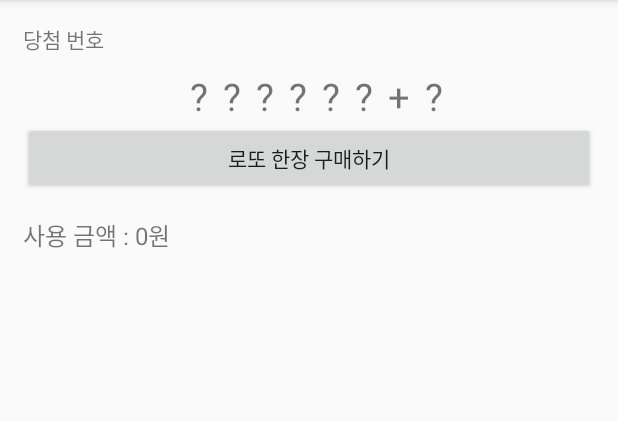
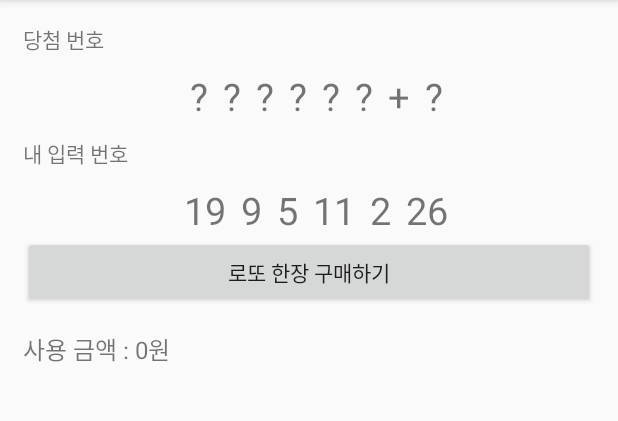
Before and after one commit to YUJIWAN/FinalProject_02_LottoSimulator, an Android app: the screen it shows after launch (MainActivity), on a phone screen of 412 x 824 dp, the part 84-505 px from its top. Run offline under Robolectric (Android 15) with nearby library versions, the phone set to English and light mode, and no system bars; our stand-ins replace data binding.

Commit message:
내 입력 번호 화면 추가

```diff
--- a/app/src/main/res/layout/activity_main.xml
+++ b/app/src/main/res/layout/activity_main.xml
@@ -86,6 +86,72 @@
                 android:text="\?"/>
 
         </LinearLayout>
+        <TextView
+            android:layout_width="wrap_content"
+            android:layout_height="wrap_content"
+            android:text="내 입력 번호"
+            android:layout_marginTop="10dp"/>
+
+        <LinearLayout
+            android:layout_width="match_parent"
+            android:layout_height="wrap_content"
+            android:gravity="center"
+            android:layout_marginTop="10dp"
+            android:orientation="horizontal">
+
+            <TextView
+
+                android:layout_marginLeft="10dp"
+                android:layout_width="wrap_content"
+                android:layout_height="wrap_content"
+                android:textSize="25sp"
+                android:text="19"/>
+
+            <TextView
+
+                android:layout_marginLeft="10dp"
+                android:layout_width="wrap_content"
+                android:layout_height="wrap_content"
+                android:textSize="25sp"
+                android:text="9"/>
+
+
+            <TextView
+
+                android:layout_marginLeft="10dp"
+                android:layout_width="wrap_content"
+                android:layout_height="wrap_content"
+                android:textSize="25sp"
+                android:text="5"/>
+
+            <TextView
+
+                android:layout_marginLeft="10dp"
+                android:layout_width="wrap_content"
+                android:layout_height="wrap_content"
+                android:textSize="25sp"
+                android:text="11"/>
+
+            <TextView
+
+                android:layout_marginLeft="10dp"
+                android:layout_width="wrap_content"
+                android:layout_height="wrap_content"
+                android:textSize="25sp"
+                android:text="2"/>
+
+            <TextView
+
+                android:layout_marginLeft="10dp"
+                android:layout_width="wrap_content"
+                android:layout_height="wrap_content"
+                android:textSize="25sp"
+                android:text="26"/>
+
+
+
+        </LinearLayout>
+
 
         <Button
             android:id="@+id/buyOneLottoBtn"
@@ -100,5 +166,7 @@
             android:text="사용 금액 : 0원"
             android:layout_width="wrap_content"
             android:layout_height="wrap_content"/>
+
+
     </LinearLayout>
 </layout>
```
